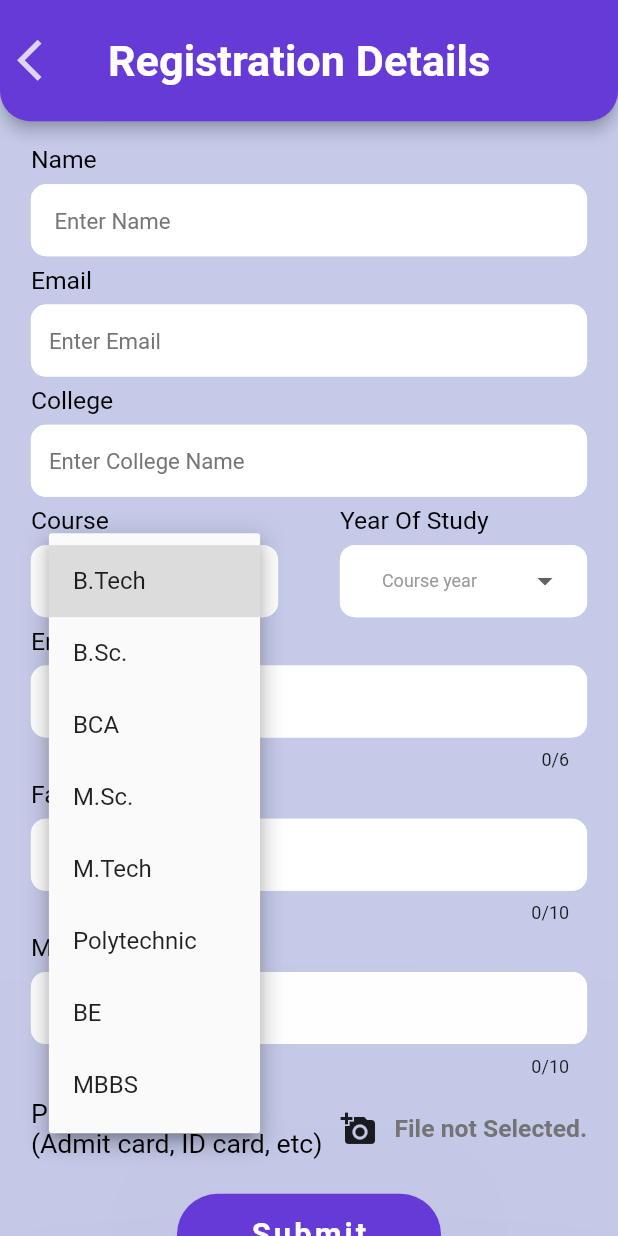
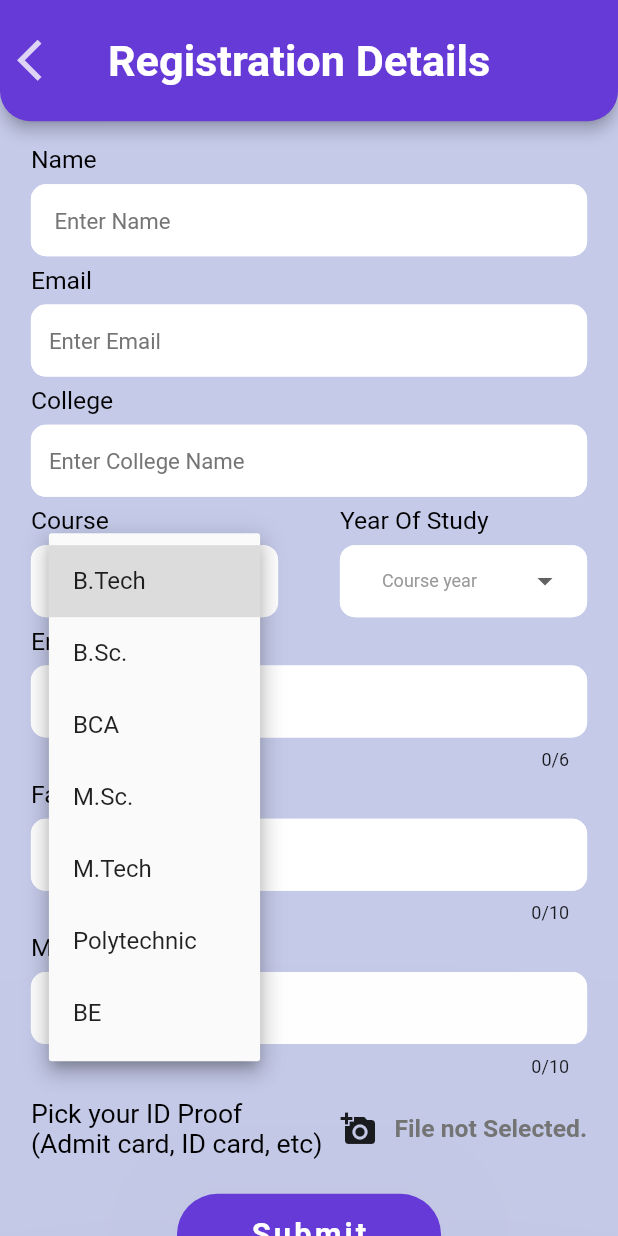
Before and after one commit to open-roboclub/roboclub-flutter, a Flutter app: the Membership screen opened directly, after a tap on "Course name", on a phone screen of 412 x 824 dp. Run offline on Flutter 3.47's test engine with Material 2 defaults, Android fonts, the phone set to English and light mode, and no system bars; our stand-ins replace cached_network_image, carousel_slider, cloud_firestore, date_format, device_info_plus, file_picker and 16 more; missing offline and left inert: razorpay_flutter, sendgrid_mailer, skeleton_loader, string_encryption; accounts and stored records are empty; Roboto replaces fonts that are missing (OpenSans, Signatra).

```diff
--- a/lib/forms/membership.dart
+++ b/lib/forms/membership.dart
@@ -88,7 +88,7 @@ class _MembershipState extends State<Membership> {
     'M.Tech',
     'Polytechnic',
     'BE',
-    'MBBS',
+
   ];
   var years = [
     '1st',
```
